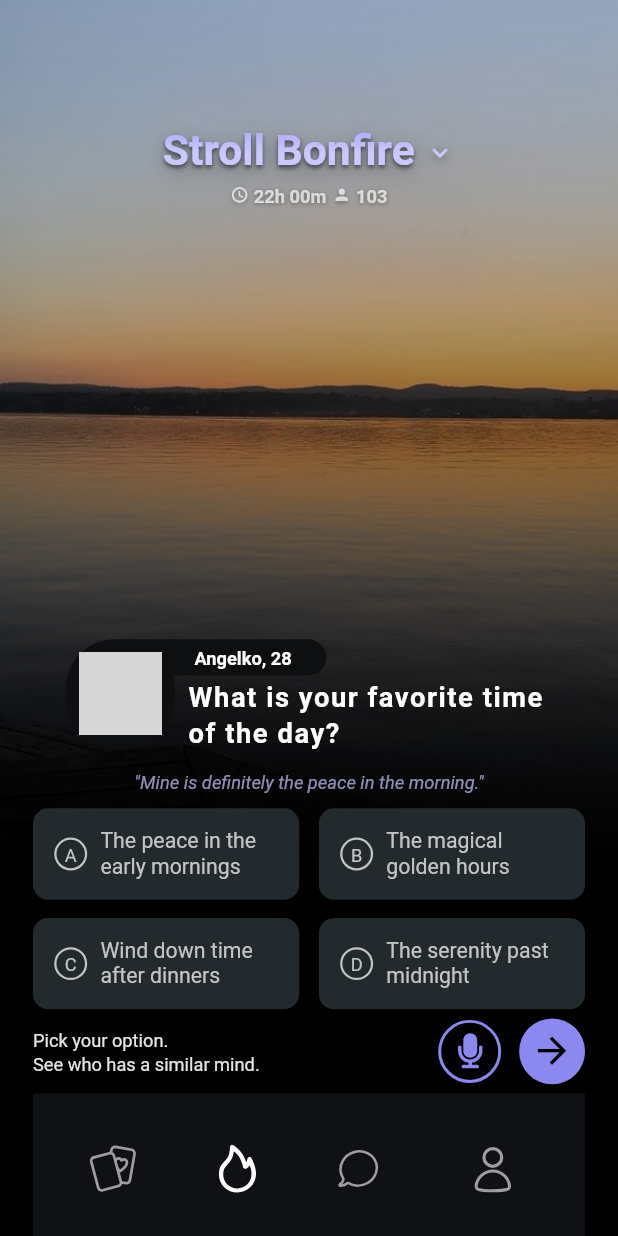
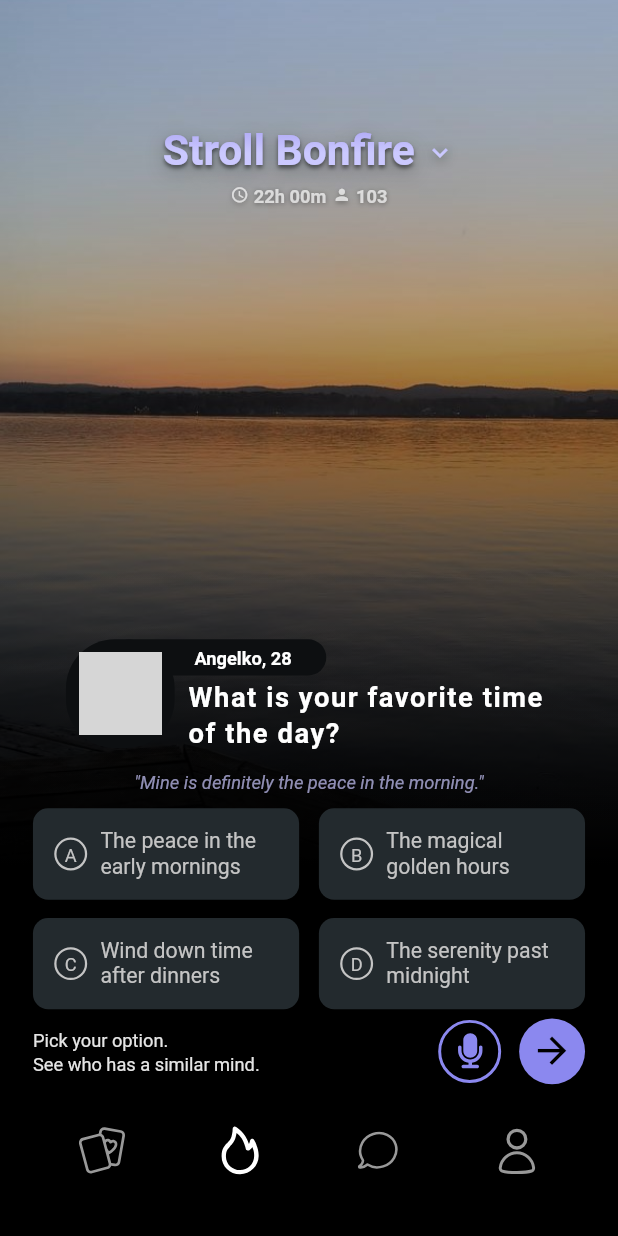
Before and after one commit to EMEDAT/stroll, a Flutter app: the screen it shows after launch, on a phone screen of 412 x 824 dp. Run offline on Flutter 3.47's test engine with Material 3 defaults, Android fonts, the light colour scheme and no system bars; our stand-ins replace equatable, flutter_bloc, flutter_screenutil, flutter_svg; Roboto replaces fonts that are missing (Proxima Nova); grey boxes are pictures that could not be loaded.

Commit message:
Refactor BottomNavigation widget for improved layout and usability; adjust structure, enhance touch targets, and update color handling for active/inactive states.

```diff
--- a/stroll_bonfire/lib/features/stroll/presentation/widgets/bottom_navigation.dart
+++ b/stroll_bonfire/lib/features/stroll/presentation/widgets/bottom_navigation.dart
@@ -2,25 +2,37 @@ import 'package:flutter/material.dart';
 import 'package:flutter_screenutil/flutter_screenutil.dart';
 import 'package:flutter_svg/flutter_svg.dart';
 
-/// Bottom Navigation Widget - App bottom navigation bar with WHITE BACKGROUND
+import '../../../../core/constants/app_colors.dart';
+
+/// Bottom Navigation Widget - App bottom navigation bar
 class BottomNavigation extends StatelessWidget {
   const BottomNavigation({super.key});
 
   @override
   Widget build(BuildContext context) {
-    return Container(
-      width: MediaQuery.of(context).size.width, // FULL SCREEN WIDTH
-      color: const Color(0xFF0F1115), // #0F1115 BACKGROUND
-      padding: EdgeInsets.symmetric(vertical: 12.h), // NO horizontal padding, only vertical
-      child: Row(
-        mainAxisAlignment: MainAxisAlignment.spaceEvenly, // Use spaceEvenly for wider spread
-        children: [
-          NavIcon('assets/icons/cards.svg', Icons.credit_card, false),
-          NavIcon('assets/icons/fire.svg', Icons.local_fire_department, true),
-          NavIcon('assets/icons/chat.svg', Icons.chat_bubble_outline, false),
-          NavIcon('assets/icons/user.svg', Icons.person_outline, false),
-        ],
-      ),
+    return Row(
+      children: [
+        Expanded(
+          child: Center(
+            child: NavIcon('assets/icons/cards.svg', Icons.credit_card, false),
+          ),
+        ),
+        Expanded(
+          child: Center(
+            child: NavIcon('assets/icons/fire.svg', Icons.local_fire_department, true),
+          ),
+        ),
+        Expanded(
+          child: Center(
+            child: NavIcon('assets/icons/chat.svg', Icons.chat_bubble_outline, false),
+          ),
+        ),
+        Expanded(
+          child: Center(
+            child: NavIcon('assets/icons/user.svg', Icons.person_outline, false),
+          ),
+        ),
+      ],
     );
   }
 }
@@ -37,7 +49,7 @@ class NavIcon extends StatelessWidget {
   Widget build(BuildContext context) {
     return AnimatedContainer(
       duration: const Duration(milliseconds: 200),
-      padding: EdgeInsets.all(12.w),
+      padding: EdgeInsets.all(12.w), // Increased padding for larger touch area
       child: FutureBuilder<bool>(
         future: _assetExists(context, iconPath),
         builder: (context, snapshot) {
@@ -48,7 +60,7 @@ class NavIcon extends StatelessWidget {
               width: _getIconSize(),
               height: _getIconSize(),
               colorFilter: ColorFilter.mode(
-                isActive ? Colors.white : Colors.grey, // White for active, grey for inactive on dark background
+                isActive ? AppColors.white : AppColors.white60,
                 BlendMode.srcIn,
               ),
             );
@@ -57,7 +69,7 @@ class NavIcon extends StatelessWidget {
           // Fallback to Flutter icon
           return Icon(
             fallbackIcon,
-            color: isActive ? Colors.white : Colors.grey, // White for active, grey for inactive on dark background
+            color: isActive ? AppColors.white : AppColors.white60,
             size: _getIconSize(),
           );
         },
@@ -68,15 +80,15 @@ class NavIcon extends StatelessWidget {
   // Specific sizing for user icon to match others
   double _getIconSize() {
     if (iconPath.contains('user.svg')) {
-      return 45.w;
+      return 45.w; // Larger size specifically for user icon
     }
     if (iconPath.contains('fire.svg')) {
-      return 30.w;
+      return 30.w; // Slightly larger for fire icon
     }
     if (iconPath.contains('chat.svg')) {
-      return 25.w;
+      return 25.w; // Slightly larger for chat icon
     }
-    return 29.w;
+    return 29.w; // Default size for other icons
   }
 
   Future<bool> _assetExists(BuildContext context, String path) async {
```
